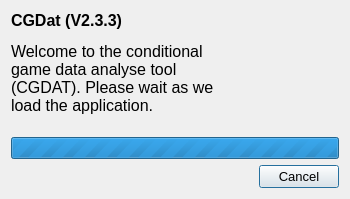
First picture: the form in qt/splash_screen.ui, repository rickstaa/CCDAT, before the edit.
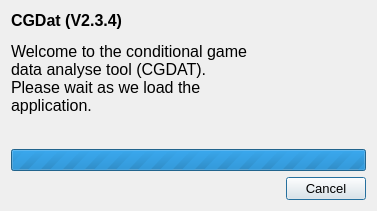
Second picture: the form after the edit. Icons and pictures are not drawn.

Patch:
```diff
--- a/qt/splash_screen.ui
+++ b/qt/splash_screen.ui
@@ -6,8 +6,8 @@
    <rect>
     <x>0</x>
     <y>0</y>
-    <width>350</width>
-    <height>199</height>
+    <width>377</width>
+    <height>211</height>
    </rect>
   </property>
   <property name="sizePolicy">
@@ -52,7 +52,7 @@
 &lt;html&gt;&lt;head&gt;&lt;meta name=&quot;qrichtext&quot; content=&quot;1&quot; /&gt;&lt;style type=&quot;text/css&quot;&gt;
 p, li { white-space: pre-wrap; }
 &lt;/style&gt;&lt;/head&gt;&lt;body style=&quot; font-family:'MS Shell Dlg 2'; font-size:16pt; font-weight:400; font-style:normal;&quot;&gt;
-&lt;p style=&quot; margin-top:12px; margin-bottom:12px; margin-left:0px; margin-right:0px; -qt-block-indent:0; text-indent:0px;&quot;&gt;&lt;span style=&quot; font-size:12pt; font-weight:600;&quot;&gt;CGDat (V2.3.3)&lt;/span&gt;&lt;/p&gt;
+&lt;p style=&quot; margin-top:12px; margin-bottom:12px; margin-left:0px; margin-right:0px; -qt-block-indent:0; text-indent:0px;&quot;&gt;&lt;span style=&quot; font-size:12pt; font-weight:600;&quot;&gt;CGDat (V2.3.4)&lt;/span&gt;&lt;/p&gt;
 &lt;p style=&quot; margin-top:12px; margin-bottom:12px; margin-left:0px; margin-right:0px; -qt-block-indent:0; text-indent:0px;&quot;&gt;&lt;span style=&quot; font-size:12pt;&quot;&gt;Welcome to the conditional game data analyse tool (CGDAT). Please wait as we load the application.&lt;/span&gt;&lt;/p&gt;&lt;/body&gt;&lt;/html&gt;</string>
          </property>
          <property name="alignment">
```
